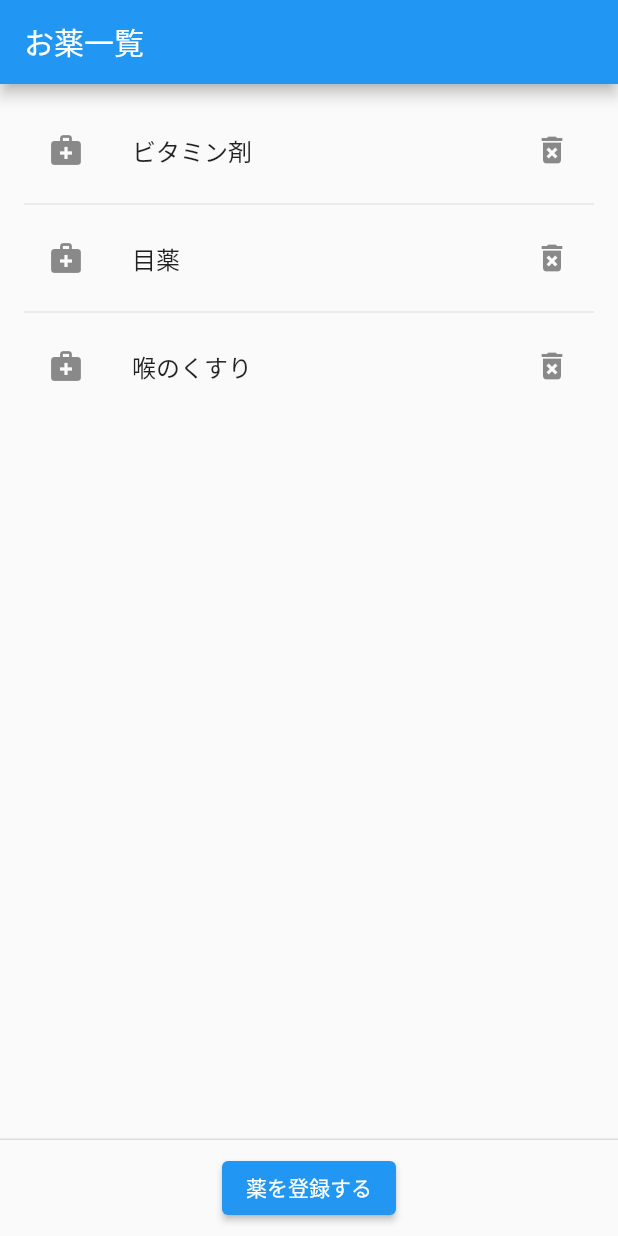
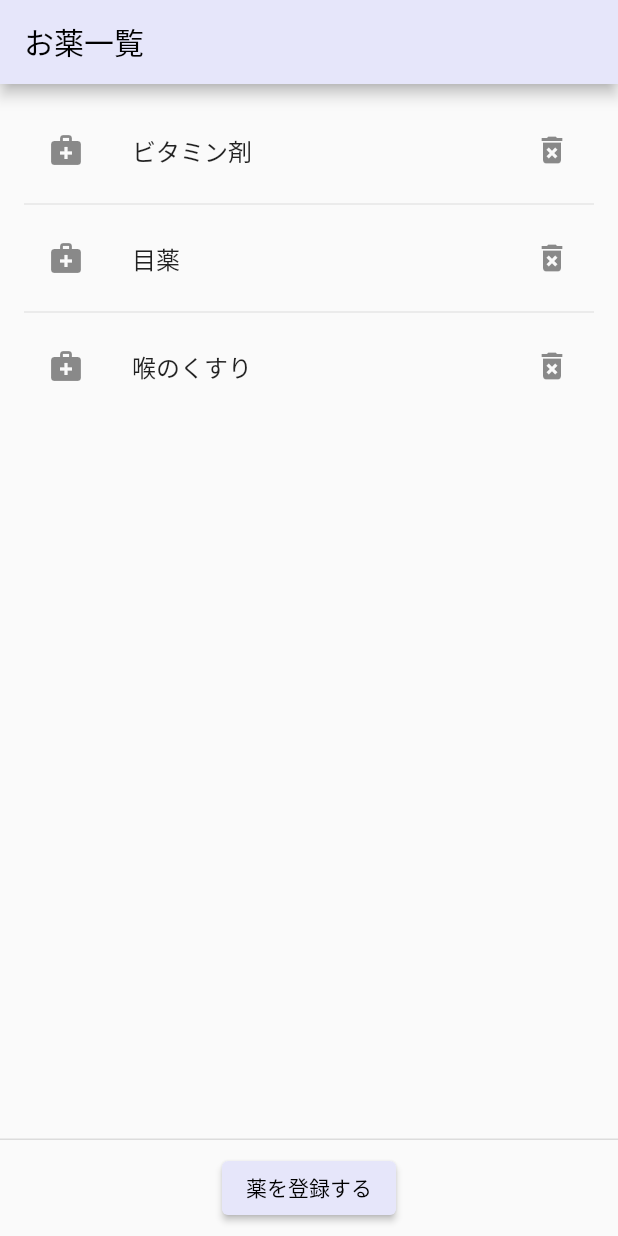
Before and after one commit to kyuuki/mediala-flutter, a Flutter app: the screen it shows after launch, on a phone screen of 412 x 824 dp. Run offline on Flutter 3.47's test engine with Material 2 defaults, Android fonts, the light colour scheme and no system bars; our stand-ins replace sprintf.

Commit message:
Change colors

```diff
--- a/lib/my_app.dart
+++ b/lib/my_app.dart
@@ -12,8 +12,16 @@ class MyApp extends StatelessWidget {
       title: _title,  // What is this (https://stackoverflow.com/questions/50615006/flutter-where-is-the-title-of-material-app-used)
 
       theme: ThemeData(
-        //primarySwatch: myMaterialColor,
-        primarySwatch: Colors.blue,
+        primarySwatch: myMaterialColor,
+        //primarySwatch: Colors.blue,
+
+        // https://qiita.com/ko2ic/items/88bc9eee52e16560529e#inputdecorationtheme-focusedborder
+        // 入力フォームが入力中の文字が見にくいので変更
+        inputDecorationTheme: InputDecorationTheme(
+          labelStyle: const TextStyle(
+            color: Colors.black54,
+          )
+        ),
       ),
       //darkTheme: ThemeData.dark(),
 
@@ -22,21 +30,22 @@ class MyApp extends StatelessWidget {
     );
   }
 
+  // http://mcg.mbitson.com/#!?mcgpalette0=%23e6e6fa
   static const MaterialColor myMaterialColor = MaterialColor(
     _myPrimaryValue,
     <int, Color>{
-      50: Color(0xFFF3E5F5),
-      100: Color(0xFFE1BEE7),
-      200: Color(0xFFCE93D8),
-      300: Color(0xFFBA68C8),
-      400: Color(0xFFAB47BC),
+      50: Color(0xFFFCFCFE),
+      100: Color(0xFFF8F8FE),
+      200: Color(0xFFF3F3FD),
+      300: Color(0xFFEEEEFC),
+      400: Color(0xFFEAEAFB),
       500: Color(_myPrimaryValue),
-      600: Color(0xFF8E24AA),
-      700: Color(0xFF7B1FA2),
-      800: Color(0xFF6A1B9A),
-      900: Color(0xFF4A148C),
+      600: Color(0xFFE3E3F9),
+      700: Color(0xFFDFDFF9),
+      800: Color(0xFFDBDBF8),
+      900: Color(0xFFD5D5F6),
     },
   );
-  //static const int _myPrimaryValue = 0xFFE6E6FA;
-  static const int _myPrimaryValue = 0xFFE1BEE7;
+  static const int _myPrimaryValue = 0xFFE6E6FA;
+  //static const int _myPrimaryValue = 0xFFE1BEE7;
 }
```
Also changed, not shown: 1 other file.
